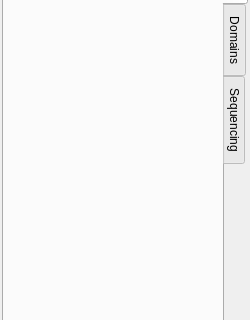
Qt form ui/config/panel.ui (NATuG3/NATuG3) before a commit; both pictures show x 0 to 250 and y 88 to 408 of the 250 by 509 pixel window.
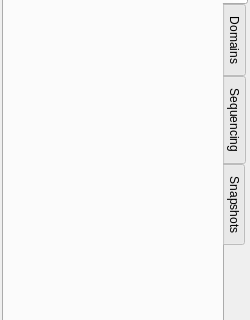
The same form after that commit.

Commit message: Implement snapshot ui/system

```diff
--- a/ui/config/panel.ui
+++ b/ui/config/panel.ui
@@ -76,6 +76,11 @@
        <string>Sequencing</string>
       </attribute>
      </widget>
+     <widget class="QWidget" name="snapshots_tab">
+      <attribute name="title">
+       <string>Snapshots</string>
+      </attribute>
+     </widget>
     </widget>
    </item>
    <item>
```
The commit also changes 7 other files.
